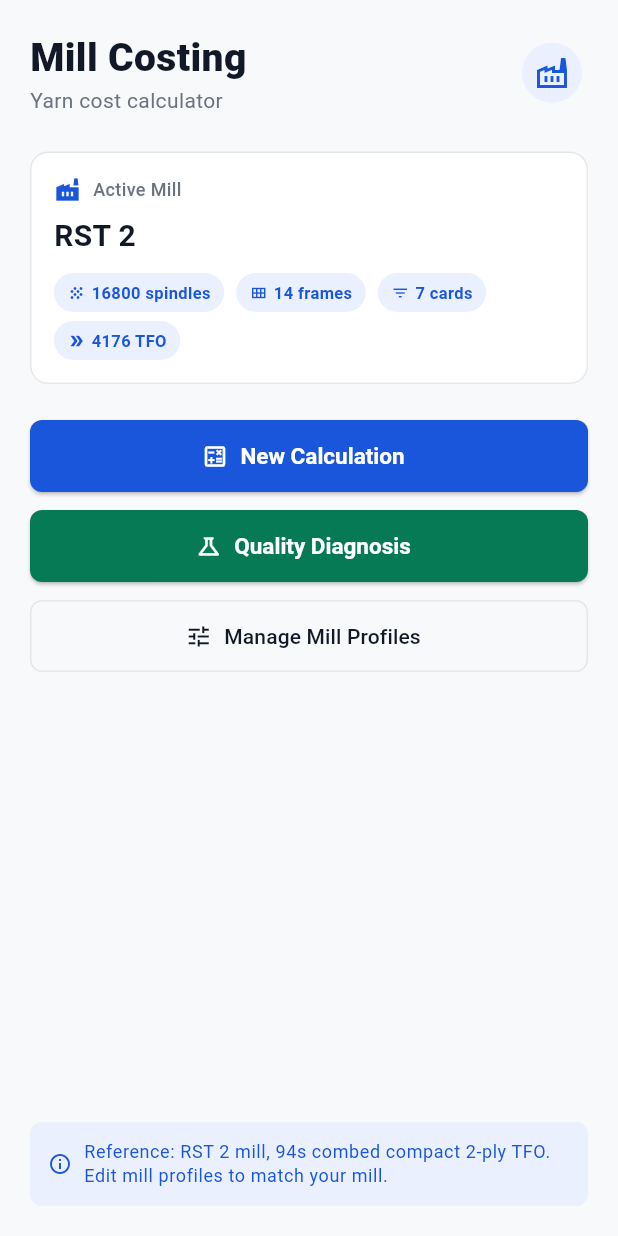
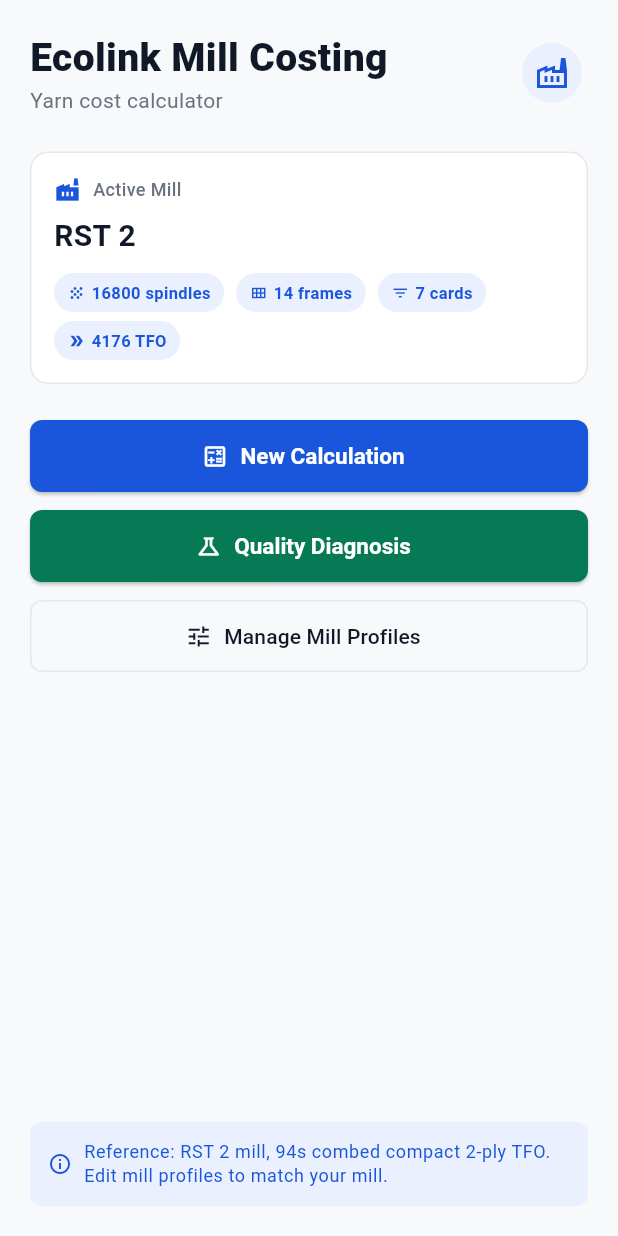
Before and after one commit to lakshminarayanan22/mill-costing-app, a Flutter app: the screen it shows after launch, on a phone screen of 412 x 824 dp. Run offline on Flutter 3.47's test engine with Material 3 defaults, Android fonts, the phone set to English and light mode, and no system bars; our stand-ins replace fl_chart, flutter_riverpod, go_router, shared_preferences; accounts and stored records are empty.

Commit message:
Rename app to Ecolink Mill Costing
Updated app name across web manifest, iOS meta tag, browser tab title,
MaterialApp title, and home screen header.

Co-Authored-By: Claude Sonnet 4.6 <noreply@anthropic.com>

```diff
--- a/lib/main.dart
+++ b/lib/main.dart
@@ -29,7 +29,7 @@ class MillCostingApp extends StatelessWidget {
   @override
   Widget build(BuildContext context) {
     return MaterialApp.router(
-      title: 'Mill Costing',
+      title: 'Ecolink Mill Costing',
       theme: AppTheme.theme,
       routerConfig: appRouter,
       debugShowCheckedModeBanner: false,
--- a/lib/screens/home_screen.dart
+++ b/lib/screens/home_screen.dart
@@ -29,7 +29,7 @@ class HomeScreen extends ConsumerWidget {
                       crossAxisAlignment: CrossAxisAlignment.start,
                       children: [
                         Text(
-                          'Mill Costing',
+                          'Ecolink Mill Costing',
                           style: TextStyle(
                             fontSize: 26,
                             fontWeight: FontWeight.w800,
```
Also changed, not shown: 2 other files.
